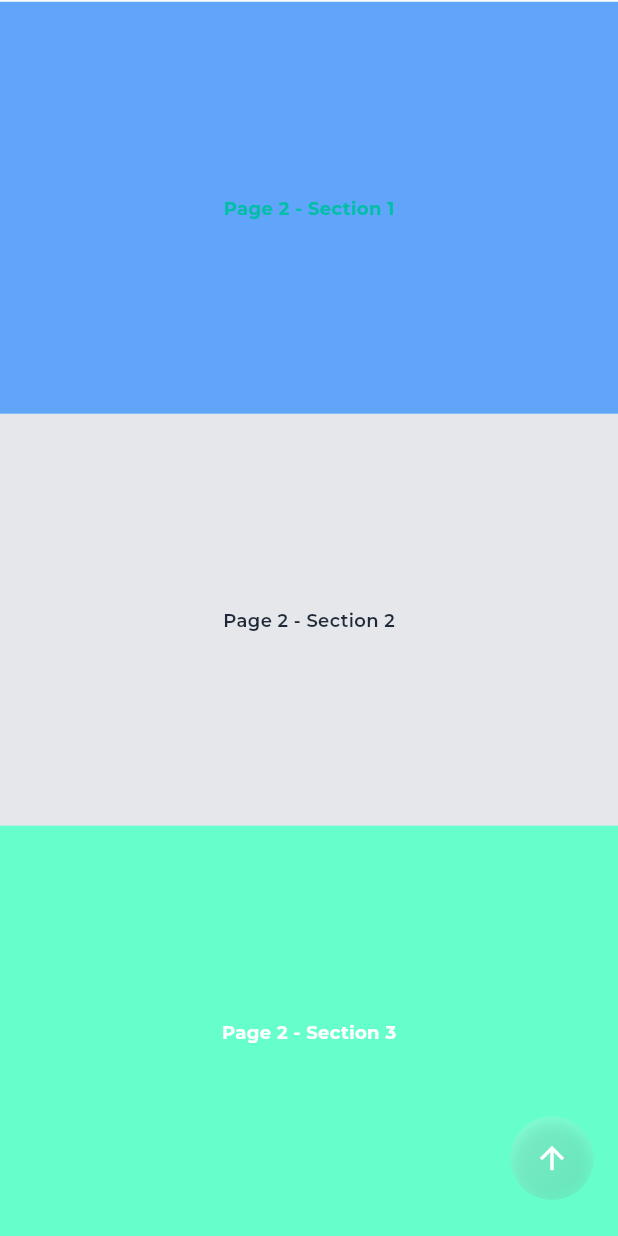
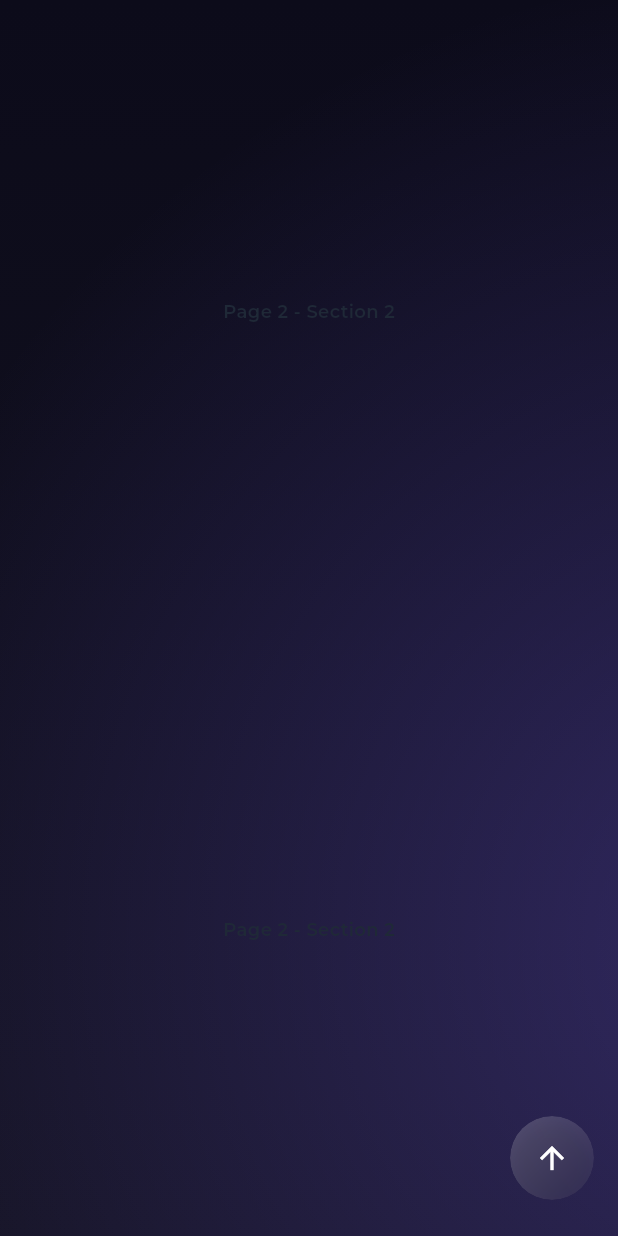
Before and after one commit to wolverine221/krypton_io_ui, a Flutter app: the WebHomePage screen opened directly, after a tap on "Product", on a phone screen of 412 x 824 dp. Run offline on Flutter 3.47's test engine with Material 3 defaults, Android fonts, the phone set to English and light mode, and no system bars; our stand-ins replace equatable, flutter_bloc, get, google_fonts, shared_preferences; accounts and stored records are empty.

Commit message:
push all

```diff
--- a/lib/core/app_theme/app_colors/appcolors.dart
+++ b/lib/core/app_theme/app_colors/appcolors.dart
@@ -20,15 +20,15 @@ class LightColors {
   // Lines and borders
   static const Color lineGray = Color(0xFFD1D5DB);
 
-  // Primary & Secondary colors (teal/green)
-  static const Color appPrimary = Color(0xFF00BFA6); // Slightly softer teal
-  static const Color appPrimaryLight = Color(0xFF66FFCC);
-  static const Color appPrimaryDark = Color(0xFF009E88);
-  static const Color appPrimaryDarker = Color(0xFF00695C);
-  static const Color appPrimary20 = Color(0x3300BFA6);
+  // Primary & Secondary colors (violet)
+  static const Color appPrimary = Color(0xFF7C3AED); // Indigo-Violet
+  static const Color appPrimaryLight = Color(0xFFC4B5FD); // Soft Lavender
+  static const Color appPrimaryDark = Color(0xFF5B21B6); // Deep Violet
+  static const Color appPrimaryDarker = Color(0xFF4C1D95); // Royal Purple
+  static const Color appPrimary20 = Color(0x337C3AED); // 20% opacity Indigo-Violet
 
-  static const Color appSecondary = Color(0xFF38BDF8); // Sky blue
-  static const Color appPrimarySecondary = Color(0xFF00D2B2);
+  static const Color appSecondary = Color(0xFF9333EA); // Bright Purple
+  static const Color appPrimarySecondary = Color(0xFF9333EA);
 
   // Accent colors
   static const Color lightRed = Color(0xFFDC2626);
@@ -73,15 +73,15 @@ class DarkColors {
   // Lines and borders
   static const Color lineGray = Color(0xFF2A2E35);
 
-  // Primary & Secondary colors (neon green style)
-  static const Color appPrimary = Color(0xFF00FFB3); // Neon green
-  static const Color appPrimaryLight = Color(0xFF66FFD6);
-  static const Color appPrimaryDark = Color(0xFF00D49A);
-  static const Color appPrimaryDarker = Color(0xFF009F73);
-  static const Color appPrimary20 = Color(0x3300FFB3);
+  // Primary & Secondary colors (violet)
+  static const Color appPrimary = Color(0xFFA78BFA); // Light Violet
+  static const Color appPrimaryLight = Color(0xFFC4B5FD); // Lavender
+  static const Color appPrimaryDark = Color(0xFF7C3AED); // Indigo Violet
+  static const Color appPrimaryDarker = Color(0xFF5B21B6); // Deep Violet
+  static const Color appPrimary20 = Color(0x33A78BFA); // 20% opacity
 
-  static const Color appSecondary = Color(0xFF38BDF8); // Soft cyan/blue
-  static const Color appPrimarySecondary = Color(0xFF00D2B2);
+  static const Color appSecondary = Color(0xFF8B5CF6); // Medium Purple
+  static const Color appPrimarySecondary = Color(0xFF8B5CF6);
 
   // Glow and highlight
   static const Color whiteBlue = Color(0xFF1A2A3A);
@@ -275,7 +275,8 @@ class AppColors extends ThemeExtension<AppColors> {
   }
 
   @override
-  ThemeExtension<AppColors> copyWith({
+  AppColors copyWith({
+    Color? backgroundColorBlack,
     bool? isDarkMode,
     Color? textBlack,
     Color? subTextBlack,
@@ -287,7 +288,6 @@ class AppColors extends ThemeExtension<AppColors> {
     Color? lineGray,
     Color? bgGray,
     Color? cardBg,
-    Color? backgroundColorBlack,
     Color? backgroundColor,
     Color? gradientBg,
     Color? textPrimary,
@@ -315,6 +315,7 @@ class AppColors extends ThemeExtension<AppColors> {
     Color? white,
   }) {
     return AppColors(
+      backgroundColorBlack: backgroundColorBlack ?? this.backgroundColorBlack,
       isDarkMode: isDarkMode ?? this.isDarkMode,
       textBlack: textBlack ?? this.textBlack,
       subTextBlack: subTextBlack ?? this.subTextBlack,
@@ -324,7 +325,6 @@ class AppColors extends ThemeExtension<AppColors> {
       textGray: textGray ?? this.textGray,
       whiteBlue: whiteBlue ?? this.whiteBlue,
       lineGray: lineGray ?? this.lineGray,
-      backgroundColorBlack: backgroundColorBlack ?? this.backgroundColorBlack,
       bgGray: bgGray ?? this.bgGray,
       cardBg: cardBg ?? this.cardBg,
       backgroundColor: backgroundColor ?? this.backgroundColor,
@@ -356,12 +356,12 @@ class AppColors extends ThemeExtension<AppColors> {
   }
 
   @override
-  ThemeExtension<AppColors> lerp(covariant ThemeExtension<AppColors>? other, double t) {
+  AppColors lerp(ThemeExtension<AppColors>? other, double t) {
     if (other is! AppColors) {
       return this;
     }
-
     return AppColors(
+      backgroundColorBlack: Color.lerp(backgroundColorBlack, other.backgroundColorBlack, t)!,
       isDarkMode: t < 0.5 ? isDarkMode : other.isDarkMode,
       textBlack: Color.lerp(textBlack, other.textBlack, t)!,
       subTextBlack: Color.lerp(subTextBlack, other.subTextBlack, t)!,
@@ -372,7 +372,6 @@ class AppColors extends ThemeExtension<AppColors> {
       whiteBlue: Color.lerp(whiteBlue, other.whiteBlue, t)!,
       lineGray: Color.lerp(lineGray, other.lineGray, t)!,
       bgGray: Color.lerp(bgGray, other.bgGray, t)!,
-      backgroundColorBlack: Color.lerp(backgroundColorBlack, other.backgroundColorBlack, t)!,
       cardBg: Color.lerp(cardBg, other.cardBg, t)!,
       backgroundColor: Color.lerp(backgroundColor, other.backgroundColor, t)!,
       gradientBg: Color.lerp(gradientBg, other.gradientBg, t)!,
--- a/lib/presentation/screens/PageFive/PageFive.dart
+++ b/lib/presentation/screens/PageFive/PageFive.dart
@@ -13,7 +13,7 @@ class PageFive extends StatelessWidget {
         Expanded(
           flex: 1,
           child: Container(
-            color: appColors.bgPrimary,
+            color: Colors.transparent,
             child: Center(
               child: Text(
                 "Page 3 - Section 1",
@@ -25,7 +25,7 @@ class PageFive extends StatelessWidget {
         Expanded(
           flex: 1,
           child: Container(
-            color: appColors.cardBg,
+            color: Colors.transparent,
             child: Center(
               child: Text(
                 "Page 3 - Section 2",
@@ -37,7 +37,7 @@ class PageFive extends StatelessWidget {
         Expanded(
           flex: 1,
           child: Container(
-            color: appColors.backgroundColorBlack,
+            color: Colors.transparent,
             child: Center(
               child: Text(
                 "Page 3 - Section 3",
--- a/lib/presentation/screens/PageFour/PageFour.dart
+++ b/lib/presentation/screens/PageFour/PageFour.dart
@@ -13,7 +13,7 @@ class PageFour extends StatelessWidget {
         Expanded(
           flex: 1,
           child: Container(
-            color: appColors.bgPrimary,
+            color: Colors.transparent,
             child: Center(
               child: Text(
                 "Page 3 - Section 1",
@@ -25,7 +25,7 @@ class PageFour extends StatelessWidget {
         Expanded(
           flex: 1,
           child: Container(
-            color: appColors.cardBg,
+            color: Colors.transparent,
             child: Center(
               child: Text(
                 "Page 3 - Section 2",
@@ -37,7 +37,7 @@ class PageFour extends StatelessWidget {
         Expanded(
           flex: 1,
           child: Container(
-            color: appColors.backgroundColorBlack,
+            color: Colors.transparent,
             child: Center(
               child: Text(
                 "Page 3 - Section 3",
--- a/lib/presentation/screens/PageSeven/PageSeven.dart
+++ b/lib/presentation/screens/PageSeven/PageSeven.dart
@@ -15,9 +15,7 @@ class PageSeven extends StatelessWidget {
   Widget build(BuildContext context) {
     final appColors = Theme.of(context).extension<AppColors>()!;
 
-    return CustomGradient(
-      child: CustomContainer(
-        child: Column(
+    return Column(
       children: [
         const Expanded(flex: 1, child: SizedBox()),
 
@@ -76,8 +74,6 @@ class PageSeven extends StatelessWidget {
           height: 160,
         ),
       ],
-        ),
-      ),
     );
   }
 
--- a/lib/presentation/screens/PageSix/PageSix.dart
+++ b/lib/presentation/screens/PageSix/PageSix.dart
@@ -13,7 +13,7 @@ class PageSix extends StatelessWidget {
         Expanded(
           flex: 1,
           child: Container(
-            color: appColors.bgPrimary,
+            color: Colors.transparent,
             child: Center(
               child: Text(
                 "Page 3 - Section 1",
@@ -25,7 +25,7 @@ class PageSix extends StatelessWidget {
         Expanded(
           flex: 1,
           child: Container(
-            color: appColors.cardBg,
+            color: Colors.transparent,
             child: Center(
               child: Text(
                 "Page 3 - Section 2",
@@ -37,7 +37,7 @@ class PageSix extends StatelessWidget {
         Expanded(
           flex: 1,
           child: Container(
-            color: appColors.backgroundColorBlack,
+            color: Colors.transparent,
             child: Center(
               child: Text(
                 "Page 3 - Section 3",
--- a/lib/presentation/screens/PageThree/PageThree.dart
+++ b/lib/presentation/screens/PageThree/PageThree.dart
@@ -13,7 +13,7 @@ class PageThree extends StatelessWidget {
         Expanded(
           flex: 1,
           child: Container(
-            color: appColors.lightBlue,
+            color: Colors.transparent,
             child: Center(
               child: Text(
                 "Page 2 - Section 1",
@@ -25,7 +25,7 @@ class PageThree extends StatelessWidget {
         Expanded(
           flex: 1,
           child: Container(
-            color: appColors.sheetBgPrimary,
+            color: Colors.transparent,
             child: Center(
               child: Text(
                 "Page 2 - Section 2",
@@ -37,7 +37,7 @@ class PageThree extends StatelessWidget {
         Expanded(
           flex: 1,
           child: Container(
-            color: appColors.appPrimaryLight,
+            color: Colors.transparent,
             child: Center(
               child: Text(
                 "Page 2 - Section 3",
--- a/lib/presentation/screens/PageTwo/PageTwo.dart
+++ b/lib/presentation/screens/PageTwo/PageTwo.dart
@@ -13,19 +13,7 @@ class PageTwo extends StatelessWidget {
         Expanded(
           flex: 1,
           child: Container(
-            color: appColors.lightBlue,
-            child: Center(
-              child: Text(
-                "Page 2 - Section 1",
-                style: AppTextStyle.lBold(context: context, color: appColors.appPrimary),
-              ),
-            ),
-          ),
-        ),
-        Expanded(
-          flex: 1,
-          child: Container(
-            color: appColors.sheetBgPrimary,
+            color: Colors.transparent,
             child: Center(
               child: Text(
                 "Page 2 - Section 2",
@@ -37,11 +25,11 @@ class PageTwo extends StatelessWidget {
         Expanded(
           flex: 1,
           child: Container(
-            color: appColors.appPrimaryLight,
+            color: Colors.transparent,
             child: Center(
               child: Text(
-                "Page 2 - Section 3",
-                style: AppTextStyle.sBoldSize(context: context, color: appColors.white),
+                "Page 2 - Section 2",
+                style: AppTextStyle.mSemiBold(context: context, color: appColors.textBlack),
               ),
             ),
           ),
--- a/lib/presentation/screens/homepage/WebHomePage/WebHomePage.dart
+++ b/lib/presentation/screens/homepage/WebHomePage/WebHomePage.dart
@@ -8,8 +8,9 @@ import 'package:untitled/presentation/screens/PageFour/PageFour.dart';
 import 'package:untitled/presentation/screens/PageFive/PageFive.dart';
 import 'package:untitled/presentation/screens/PageSix/PageSix.dart';
 import 'package:untitled/presentation/screens/PageSeven/PageSeven.dart';
-import 'package:untitled/presentation/widgets/CustomGradient/CustomGradient.dart';
+import 'package:untitled/presentation/widgets/GradientSweepBackground/GradientSweepBackground.dart';
 import 'package:untitled/presentation/widgets/custom_header/custom_header.dart';
+import 'package:untitled/presentation/widgets/wave_widget/WaveBackground.dart';
 
 class WebHomePage extends StatefulWidget {
   const WebHomePage({super.key});
@@ -40,12 +41,14 @@ class _WebHomePageState extends State<WebHomePage> {
     return Scaffold(
       extendBodyBehindAppBar: true,
       extendBody: true,
-      body: CustomGradient(
-        child: Column(
+      body: Stack(
+        children: [
+          GradientSweepBackground(controller: _pageController), // 🔥 This one now uses CustomPainter
+
+          Column(
             children: [
               if (_currentPage == 0)
                 CustomHeaderWidget(currentPage: _currentPage, onPageSelected: _jumpToPage),
-
               Expanded(
                 child: PageView(
                   controller: _pageController,
@@ -64,9 +67,9 @@ class _WebHomePageState extends State<WebHomePage> {
               ),
             ],
           ),
+        ],
       ),
 
-      // Show FloatingActionButton when NOT on first page
       floatingActionButton: _currentPage != 0
           ? AppConstant.glassMorphicFAB(context, () {
               _jumpToPage(0);
--- /dev/null
+++ b/lib/presentation/widgets/GradientSweepBackground/GradientSweepBackground.dart
@@ -0,0 +1,88 @@
+import 'dart:math' as math;
+import 'package:flutter/material.dart';
+import 'package:untitled/core/app_theme/app_colors/appcolors.dart';
+
+class GradientSweepBackground extends StatelessWidget {
+  final PageController controller;
+
+  const GradientSweepBackground({super.key, required this.controller});
+
+  @override
+  Widget build(BuildContext context) {
+    final appColors = Theme.of(context).extension<AppColors>()!;
+
+    return AnimatedBuilder(
+      animation: controller,
+      builder: (context, _) {
+        final double page = controller.hasClients ? controller.page ?? 0 : 0;
+        final double angle = (page * 0.6);
+        final dx = math.cos(angle) * 1.2;
+        final dy = math.sin(angle) * 1.2;
+
+        return CustomPaint(
+          size: MediaQuery.of(context).size,
+          painter: _GlowBackgroundPainter(
+            glowOffset: Offset(dx, dy),
+            glowColor: const Color(0xFF7B61FF), // Use original violet glow color
+            glowOpacity: 0.3, // lighter glow opacity
+            baseTopColor: const Color(0xFF0C0B1A), // Darker base top color (like first snippet)
+            baseBottomColor: const Color(0xFF141321), // Darker base bottom color
+          ),
+        );
+      },
+    );
+  }
+}
+
+class _GlowBackgroundPainter extends CustomPainter {
+  final Offset glowOffset;
+  final Color glowColor;
+  final double glowOpacity;
+  final Color baseTopColor;
+  final Color baseBottomColor;
+
+  _GlowBackgroundPainter({
+    required this.glowOffset,
+    required this.glowColor,
+    required this.glowOpacity,
+    required this.baseTopColor,
+    required this.baseBottomColor,
+  });
+
+  @override
+  void paint(Canvas canvas, Size size) {
+    final Paint backgroundPaint = Paint()
+      ..shader = LinearGradient(
+        begin: Alignment.topCenter,
+        end: Alignment.bottomCenter,
+        colors: [baseTopColor, baseBottomColor],
+      ).createShader(Rect.fromLTWH(0, 0, size.width, size.height));
+
+    canvas.drawRect(Rect.fromLTWH(0, 0, size.width, size.height), backgroundPaint);
+
+    final Paint glowPaint = Paint()
+      ..shader =
+          RadialGradient(
+            center: Alignment(glowOffset.dx, glowOffset.dy),
+            radius: 1.0,
+            colors: [glowColor.withOpacity(glowOpacity), glowColor.withOpacity(0.0)],
+            stops: const [0.0, 1.0],
+          ).createShader(
+            Rect.fromCircle(
+              center: Offset(size.width / 2, size.height / 2),
+              radius: size.shortestSide * 0.8,
+            ),
+          );
+
+    canvas.drawRect(Rect.fromLTWH(0, 0, size.width, size.height), glowPaint);
+  }
+
+  @override
+  bool shouldRepaint(covariant _GlowBackgroundPainter oldDelegate) {
+    return oldDelegate.glowOffset != glowOffset ||
+        oldDelegate.glowColor != glowColor ||
+        oldDelegate.glowOpacity != glowOpacity ||
+        oldDelegate.baseTopColor != baseTopColor ||
+        oldDelegate.baseBottomColor != baseBottomColor;
+  }
+}
--- a/lib/presentation/widgets/custom_header/custom_header.dart
+++ b/lib/presentation/widgets/custom_header/custom_header.dart
@@ -16,7 +16,7 @@ class CustomHeaderWidget extends StatelessWidget {
     final List<String> options = ['Home', 'Product', 'Service', 'About Us'];
 
     return ClipRRect(
-      borderRadius: BorderRadius.circular(0), // Optional: if you want square edges
+      borderRadius: BorderRadius.circular(0),
       child: BackdropFilter(
         filter: ImageFilter.blur(sigmaX: 20.0, sigmaY: 20.0),
         child: Container(
--- /dev/null
+++ b/lib/presentation/widgets/wave_widget/WaveBackground.dart
@@ -0,0 +1,69 @@
+import 'dart:math';
+import 'package:flutter/material.dart';
+
+class WaveBackground extends StatelessWidget {
+  final PageController controller;
+
+  const WaveBackground({super.key, required this.controller});
+
+  @override
+  Widget build(BuildContext context) {
+    return AnimatedBuilder(
+      animation: controller,
+      builder: (context, child) {
+        double page = controller.hasClients ? controller.page ?? 0 : 0;
+        double offset = (page % 1);
+
+        return CustomPaint(
+          painter: _WavePainter(offset: offset),
+          child: Container(),
+        );
+      },
+    );
+  }
+}
+
+class _WavePainter extends CustomPainter {
+  final double offset;
+
+  _WavePainter({required this.offset});
+
+  @override
+  void paint(Canvas canvas, Size size) {
+    final gradient = LinearGradient(
+      begin: Alignment.topCenter,
+      end: Alignment.bottomCenter,
+      colors: [
+        Color.lerp(const Color(0xFF6C63FF), const Color(0xFF1E1E2F), offset)!,
+        Color.lerp(const Color(0xFF4E54C8), const Color(0xFF0F0F1C), offset)!,
+      ],
+    );
+
+    final rect = Rect.fromLTWH(0, 0, size.width, size.height);
+    final paint = Paint()..shader = gradient!.createShader(rect);
+    canvas.drawRect(rect, paint);
+
+    // Draw wave
+    final path = Path();
+    final waveHeight = 40;
+    final waveLength = size.width;
+
+    path.moveTo(0, size.height);
+
+    for (double x = 0; x <= waveLength; x++) {
+      double y = sin((x / waveLength * 2 * pi) + (offset * 2 * pi)) * waveHeight;
+      path.lineTo(x, size.height - 200 + y);
+    }
+
+    path.lineTo(size.width, size.height);
+    path.close();
+
+    final wavePaint = Paint()..color = Colors.white.withOpacity(0.08);
+    canvas.drawPath(path, wavePaint);
+  }
+
+  @override
+  bool shouldRepaint(covariant _WavePainter oldDelegate) {
+    return oldDelegate.offset != offset;
+  }
+}
```
Lines whose indentation alone changed are shown as unchanged.
